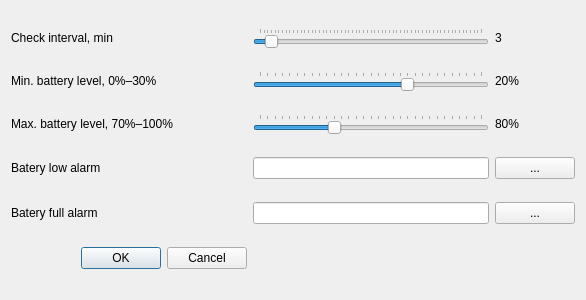
andriy-denysenko/bla, file SettingsDialog.ui: the form before one commit.
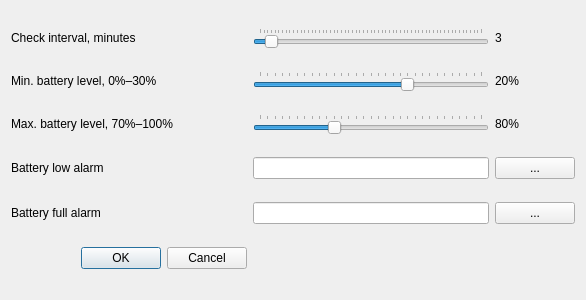
The form after the commit.

Commit message: Implemented editing, loading, applying and saving settings

What changed in the file:
```diff
--- a/SettingsDialog.ui
+++ b/SettingsDialog.ui
@@ -30,7 +30,7 @@
       <locale language="English" country="UnitedStates"/>
      </property>
      <property name="text">
-      <string>Batery full alarm</string>
+      <string>Battery full alarm</string>
      </property>
     </widget>
    </item>
@@ -62,7 +62,7 @@
       <locale language="English" country="UnitedStates"/>
      </property>
      <property name="text">
-      <string>Check interval, min</string>
+      <string>Check interval, minutes</string>
      </property>
     </widget>
    </item>
@@ -159,7 +159,7 @@
       <locale language="English" country="UnitedStates"/>
      </property>
      <property name="text">
-      <string>Batery low alarm</string>
+      <string>Battery low alarm</string>
      </property>
     </widget>
    </item>
```
Left out of the diff: 18 changed lines with no effect on the pictures. The commit also changes 11 other files.
